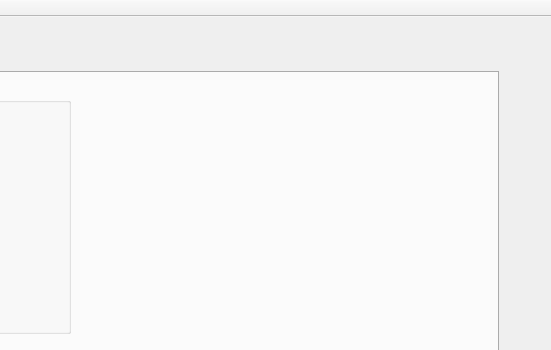
soumaya-nheri/Smart-parental-monitoring-system-2A27, file mainwindow.ui: the form before one commit; both pictures show x 612 to 1163 and y 0 to 350 of the 1163 by 475 pixel window.
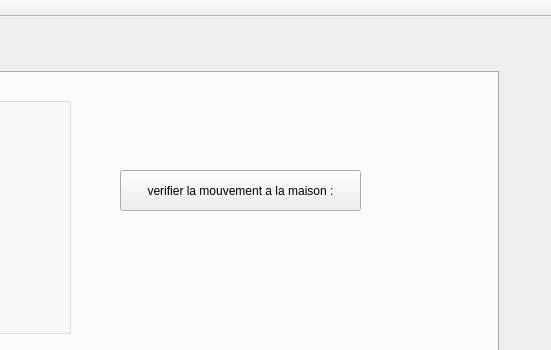
The form after the commit. The open tabs and pages were chosen to show the change.

```diff
--- a/mainwindow.ui
+++ b/mainwindow.ui
@@ -138,6 +138,32 @@
        </property>
       </widget>
      </widget>
+     <widget class="QPushButton" name="verifiermvnt">
+      <property name="geometry">
+       <rect>
+        <x>690</x>
+        <y>97</y>
+        <width>241</width>
+        <height>41</height>
+       </rect>
+      </property>
+      <property name="text">
+       <string>verifier la mouvement a la maison :</string>
+      </property>
+     </widget>
+     <widget class="QLabel" name="label_23">
+      <property name="geometry">
+       <rect>
+        <x>680</x>
+        <y>180</y>
+        <width>251</width>
+        <height>41</height>
+       </rect>
+      </property>
+      <property name="text">
+       <string/>
+      </property>
+     </widget>
     </widget>
     <widget class="QWidget" name="tab_2">
      <attribute name="title">
```
Left out of the diff: 2 changed lines with no effect on the pictures.
